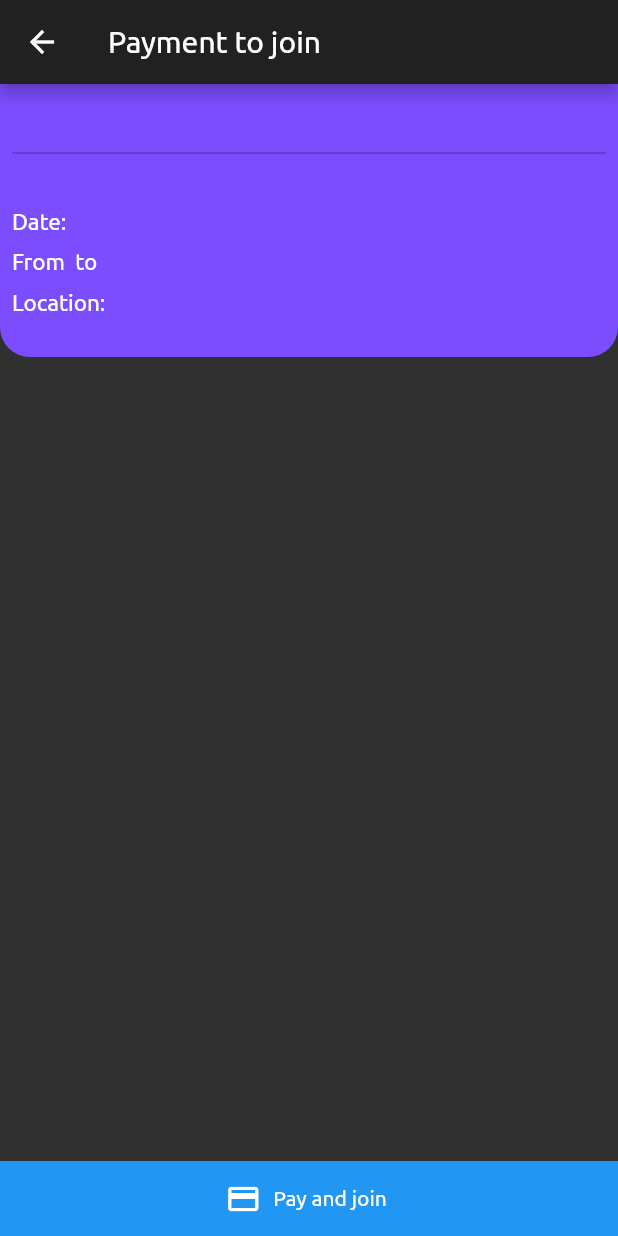
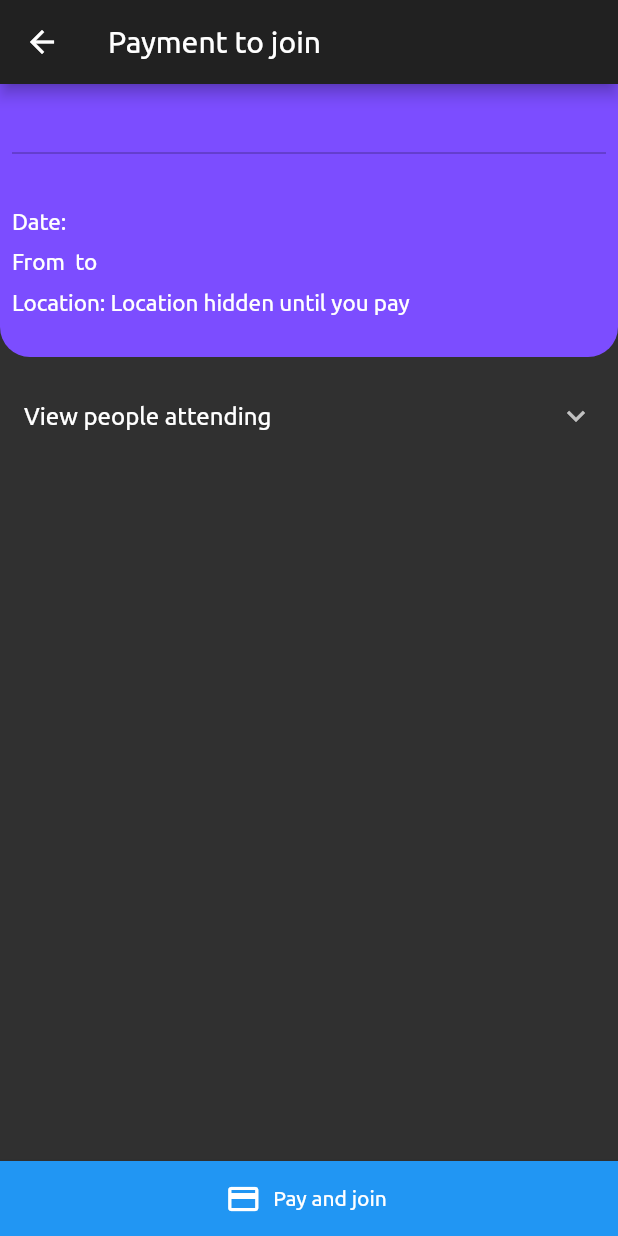
Before and after one commit to aheschl1/Links, a Flutter app: the PaymentMainPage screen opened directly with empty values, on a phone screen of 412 x 824 dp. Run offline on Flutter 3.47's test engine with Material 2 defaults, Android fonts, the phone set to English and light mode, and no system bars; our stand-ins replace animated_text_kit, cloud_firestore, connectivity, firebase_auth, firebase_core, firebase_messaging and 5 more; missing offline and left inert: flutter_braintree, geoflutterfire, place_picker, searchable_dropdown; accounts and stored records are empty; project files that could hold a hidden picture were left out.

```diff
--- a/lib/payments/screens/payment_1.dart
+++ b/lib/payments/screens/payment_1.dart
@@ -10,6 +10,7 @@ import 'package:links/services/database_service.dart';
 import 'package:links/widgets/event_widget.dart';
 
 import 'package:http/http.dart' as http;
+import 'package:links/widgets/user_in_group.dart';
 
 class PaymentMainPage extends StatefulWidget {
   @override
@@ -19,7 +20,6 @@ class PaymentMainPage extends StatefulWidget {
 class _PaymentMainPageState extends State<PaymentMainPage> {
   Event event;
   FriendData me;
-  static const String PAYPAL_OATH = "";
 
   startPayment() async {
     final request = BraintreeDropInRequest(
@@ -90,9 +90,14 @@ class _PaymentMainPageState extends State<PaymentMainPage> {
     me = FriendData.fromMap(await DatabaseService().getUser(FirebaseAuth.instance.currentUser.uid));
   }
 
+  viewFriendProfile(FriendData friendData){
+    Navigator.of(context).pushNamed('/view_profile', arguments: friendData);
+  }
+
   @override
   Widget build(BuildContext context) {
     event = ModalRoute.of(context).settings.arguments as Event;
+    event.location = 'Location hidden until you pay';
     getMe();
     return Scaffold(
       appBar: AppBar(
@@ -101,7 +106,9 @@ class _PaymentMainPageState extends State<PaymentMainPage> {
       body: Column(
         children: [
           WidgetMyPage(event),
-          Expanded(child: SizedBox()),
+          SizedBox(height: 10,),
+          ViewUsersInGroup(event: event, onTap: viewFriendProfile,),
+          Expanded(child:SizedBox()),
           Container(
             width: double.infinity,
             height: 50,
--- a/lib/screens/settings/edit_name_and_email.dart
+++ b/lib/screens/settings/edit_name_and_email.dart
@@ -1,3 +1,5 @@
+import 'dart:ui';
+
 import 'package:flutter/material.dart';
 import 'package:links/services/database_service.dart';
 
@@ -31,7 +33,7 @@ class EditNameAndEmail extends StatelessWidget {
     nameController.text = nameOg;
     bioController.text = bioOg;
 
-    return Padding(
+    return Container(
       padding: const EdgeInsets.all(8.0),
       child: Column(
         children: [
```
Also changed, not shown: lib/screens/settings/settings_main.dart (+15 -31 lines).
